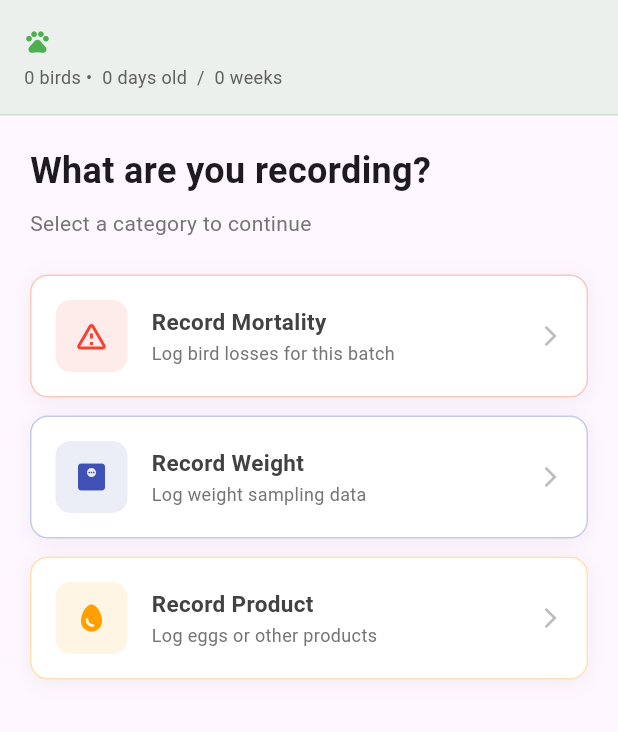
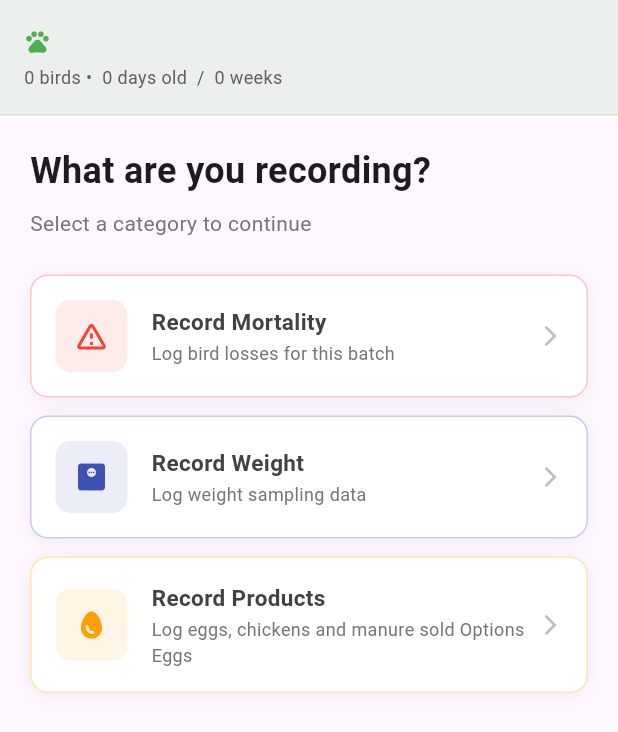
Before and after one commit to stone-hem/agriflock, a Flutter app: the UseCategorySelectionView widget shown alone on an empty page, opened directly with empty values, on a phone screen of 412 x 824 dp. Shown: the top 732 px of the screen. Run offline on Flutter 3.47's test engine with Material 3 defaults, Android fonts, the phone set to English and light mode, and no system bars; our stand-ins replace camera, file_picker, firebase_auth, firebase_core, flutter_dotenv, flutter_secure_storage and 11 more; missing offline and left inert: dart:ffi, flutter_stripe; accounts and stored records are empty.

```diff
--- a/lib/features/farmer/batch/add_batch_screen.dart
+++ b/lib/features/farmer/batch/add_batch_screen.dart
@@ -542,7 +542,7 @@ class _AddBatchScreenState extends State<AddBatchScreen> {
                     }
                     return null;
                   },
-                  labelText: 'Age of chicks when purchased (days)',
+                  labelText: 'Right age will help track vaccinations and send you alerts.',
                   hintText: 'e.g., 1, 7, 14',
                 ),
                 const SizedBox(height: 20),
--- a/lib/features/farmer/record/views/use_category_selection_view.dart
+++ b/lib/features/farmer/record/views/use_category_selection_view.dart
@@ -177,8 +177,8 @@ class UseCategorySelectionView extends StatelessWidget {
                 _buildSpecialActionCard(
                   context: context,
                   icon: Icons.egg,
-                  title: 'Record Product',
-                  subtitle: 'Log eggs or other products',
+                  title: 'Record Products',
+                  subtitle: 'Log eggs, chickens and manure sold Options Eggs',
                   color: Colors.amber.shade700,
                   onTap: () {
                     context.push('/batches/${batch.id}/record-product');
```
